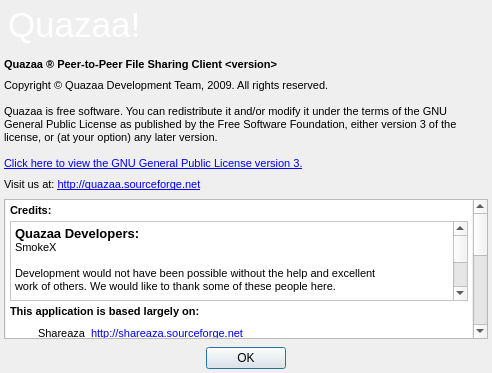
This is trunk/dialogabout.ui in c3c/quazaa as Qt 5 draws it before an edit. The edited form follows.
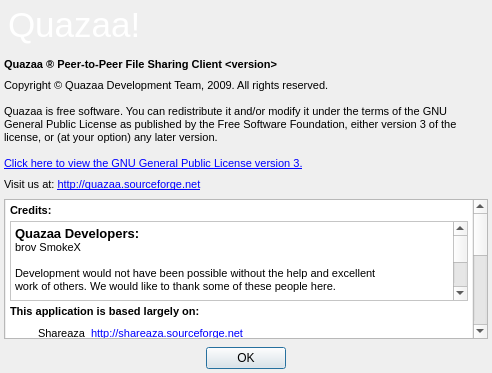
This is the edited form. Icons and pictures are not drawn.

Commit message: Updated about dialog to reference new team members and send a personal message to Will Erwin. Changed GUID variable in settings to a QUuid. WinMain now opens most dialogs that MainWindow did.

```diff
--- a/trunk/dialogabout.ui
+++ b/trunk/dialogabout.ui
@@ -171,7 +171,7 @@
          <rect>
           <x>0</x>
           <y>0</y>
-          <width>465</width>
+          <width>466</width>
           <height>387</height>
          </rect>
         </property>
@@ -660,7 +660,7 @@
 p, li { white-space: pre-wrap; }
 &lt;/style&gt;&lt;/head&gt;&lt;body style=&quot; font-family:'MS Shell Dlg 2'; font-size:8.25pt; font-weight:400; font-style:normal;&quot;&gt;
 &lt;p style=&quot; margin-top:0px; margin-bottom:0px; margin-left:0px; margin-right:0px; -qt-block-indent:0; text-indent:0px;&quot;&gt;&lt;span style=&quot; font-size:10pt; font-weight:600;&quot;&gt;Quazaa Developers:&lt;/span&gt;&lt;/p&gt;
-&lt;p style=&quot; margin-top:0px; margin-bottom:0px; margin-left:0px; margin-right:0px; -qt-block-indent:0; text-indent:0px;&quot;&gt;&lt;span style=&quot; font-size:8pt;&quot;&gt;SmokeX&lt;/span&gt;&lt;/p&gt;
+&lt;p style=&quot; margin-top:0px; margin-bottom:0px; margin-left:0px; margin-right:0px; -qt-block-indent:0; text-indent:0px;&quot;&gt;&lt;span style=&quot; font-size:8pt;&quot;&gt;brov SmokeX&lt;/span&gt;&lt;/p&gt;
 &lt;p style=&quot;-qt-paragraph-type:empty; margin-top:0px; margin-bottom:0px; margin-left:0px; margin-right:0px; -qt-block-indent:0; text-indent:0px; font-size:8pt;&quot;&gt;&lt;/p&gt;
 &lt;p style=&quot; margin-top:0px; margin-bottom:0px; margin-left:0px; margin-right:0px; -qt-block-indent:0; text-indent:0px;&quot;&gt;&lt;span style=&quot; font-size:8pt;&quot;&gt;Development would not have been possible without the help and excellent &lt;/span&gt;&lt;/p&gt;
 &lt;p style=&quot; margin-top:0px; margin-bottom:0px; margin-left:0px; margin-right:0px; -qt-block-indent:0; text-indent:0px;&quot;&gt;&lt;span style=&quot; font-size:8pt;&quot;&gt;work of others. We would like to thank some of these people here.&lt;/span&gt;&lt;/p&gt;
@@ -673,18 +673,16 @@
 &lt;p style=&quot; margin-top:0px; margin-bottom:0px; margin-left:0px; margin-right:0px; -qt-block-indent:0; text-indent:0px;&quot;&gt;&lt;span style=&quot; font-size:8pt;&quot;&gt;Based on the Shareaza logo by Kid at &lt;/span&gt;&lt;a href=&quot;http://www.pakkeimak.com&quot;&gt;&lt;span style=&quot; font-size:8pt; text-decoration: underline; color:#0000ff;&quot;&gt;http://www.pakkeimak.com&lt;/span&gt;&lt;/a&gt;&lt;/p&gt;
 &lt;p style=&quot;-qt-paragraph-type:empty; margin-top:0px; margin-bottom:0px; margin-left:0px; margin-right:0px; -qt-block-indent:0; text-indent:0px; font-size:8pt;&quot;&gt;&lt;/p&gt;
 &lt;p style=&quot; margin-top:0px; margin-bottom:0px; margin-left:0px; margin-right:0px; -qt-block-indent:0; text-indent:0px;&quot;&gt;&lt;span style=&quot; font-size:10pt; font-weight:600;&quot;&gt;Quazaa Concept and Design&lt;/span&gt;&lt;/p&gt;
-&lt;p style=&quot; margin-top:0px; margin-bottom:0px; margin-left:0px; margin-right:0px; -qt-block-indent:0; text-indent:0px;&quot;&gt;&lt;span style=&quot; font-size:8pt;&quot;&gt;Old Death&lt;/span&gt;&lt;/p&gt;
-&lt;p style=&quot; margin-top:0px; margin-bottom:0px; margin-left:0px; margin-right:0px; -qt-block-indent:0; text-indent:0px;&quot;&gt;&lt;span style=&quot; font-size:8pt;&quot;&gt;Cyko&lt;/span&gt;&lt;/p&gt;
-&lt;p style=&quot; margin-top:0px; margin-bottom:0px; margin-left:0px; margin-right:0px; -qt-block-indent:0; text-indent:0px;&quot;&gt;&lt;span style=&quot; font-size:8pt;&quot;&gt;Rolandas&lt;/span&gt;&lt;/p&gt;
+&lt;p style=&quot; margin-top:0px; margin-bottom:0px; margin-left:0px; margin-right:0px; -qt-block-indent:0; text-indent:0px;&quot;&gt;&lt;span style=&quot; font-size:8pt;&quot;&gt;Cyko, Old Death, Rolandas&lt;/span&gt;&lt;/p&gt;
 &lt;p style=&quot;-qt-paragraph-type:empty; margin-top:0px; margin-bottom:0px; margin-left:0px; margin-right:0px; -qt-block-indent:0; text-indent:0px; font-size:8pt;&quot;&gt;&lt;/p&gt;
 &lt;p style=&quot; margin-top:0px; margin-bottom:0px; margin-left:0px; margin-right:0px; -qt-block-indent:0; text-indent:0px;&quot;&gt;&lt;span style=&quot; font-size:10pt; font-weight:600;&quot;&gt;Quazaa Language Translators&lt;/span&gt;&lt;/p&gt;
 &lt;p style=&quot; margin-top:0px; margin-bottom:0px; margin-left:0px; margin-right:0px; -qt-block-indent:0; text-indent:0px;&quot;&gt;&lt;span style=&quot; font-size:8pt;&quot;&gt;Oce&lt;/span&gt;&lt;/p&gt;
 &lt;p style=&quot;-qt-paragraph-type:empty; margin-top:0px; margin-bottom:0px; margin-left:0px; margin-right:0px; -qt-block-indent:0; text-indent:0px; font-size:8pt;&quot;&gt;&lt;/p&gt;
 &lt;p style=&quot; margin-top:0px; margin-bottom:0px; margin-left:0px; margin-right:0px; -qt-block-indent:0; text-indent:0px;&quot;&gt;&lt;span style=&quot; font-size:10pt; font-weight:600;&quot;&gt;Quazaa Website&lt;/span&gt;&lt;/p&gt;
-&lt;p style=&quot; margin-top:0px; margin-bottom:0px; margin-left:0px; margin-right:0px; -qt-block-indent:0; text-indent:0px;&quot;&gt;&lt;span style=&quot; font-size:8pt;&quot;&gt;Cyko&lt;/span&gt;&lt;/p&gt;
+&lt;p style=&quot; margin-top:0px; margin-bottom:0px; margin-left:0px; margin-right:0px; -qt-block-indent:0; text-indent:0px;&quot;&gt;&lt;span style=&quot; font-size:10pt;&quot;&gt;ce3c, &lt;/span&gt;&lt;span style=&quot; font-size:8pt;&quot;&gt;Cyko&lt;/span&gt;&lt;/p&gt;
 &lt;p style=&quot;-qt-paragraph-type:empty; margin-top:0px; margin-bottom:0px; margin-left:0px; margin-right:0px; -qt-block-indent:0; text-indent:0px; font-size:8pt;&quot;&gt;&lt;/p&gt;
 &lt;p style=&quot; margin-top:0px; margin-bottom:0px; margin-left:0px; margin-right:0px; -qt-block-indent:0; text-indent:0px;&quot;&gt;&lt;span style=&quot; font-size:10pt; font-weight:600;&quot;&gt;Quazaa Wiki&lt;/span&gt;&lt;/p&gt;
-&lt;p style=&quot; margin-top:0px; margin-bottom:0px; margin-left:0px; margin-right:0px; -qt-block-indent:0; text-indent:0px;&quot;&gt;&lt;span style=&quot; font-size:8pt;&quot;&gt;Wiki Creators&lt;/span&gt;&lt;/p&gt;
+&lt;p style=&quot; margin-top:0px; margin-bottom:0px; margin-left:0px; margin-right:0px; -qt-block-indent:0; text-indent:0px;&quot;&gt;&lt;span style=&quot; font-size:8pt;&quot;&gt;Cyko, Oce, Old Death&lt;/span&gt;&lt;/p&gt;
 &lt;p style=&quot;-qt-paragraph-type:empty; margin-top:0px; margin-bottom:0px; margin-left:0px; margin-right:0px; -qt-block-indent:0; text-indent:0px; font-size:8pt;&quot;&gt;&lt;/p&gt;
 &lt;p style=&quot; margin-top:0px; margin-bottom:0px; margin-left:0px; margin-right:0px; -qt-block-indent:0; text-indent:0px;&quot;&gt;&lt;span style=&quot; font-size:10pt; font-weight:600;&quot;&gt;Quazaa Chat Server Hosting&lt;/span&gt;&lt;/p&gt;
 &lt;p style=&quot; margin-top:0px; margin-bottom:0px; margin-left:0px; margin-right:0px; -qt-block-indent:0; text-indent:0px;&quot;&gt;&lt;a href=&quot;http://www.p2pchat.net&quot;&gt;&lt;span style=&quot; font-size:8pt; text-decoration: underline; color:#0000ff;&quot;&gt;http://www.p2pchat.net&lt;/span&gt;&lt;/a&gt;&lt;/p&gt;
@@ -695,13 +693,15 @@
 &lt;p style=&quot; margin-top:0px; margin-bottom:0px; margin-left:0px; margin-right:0px; -qt-block-indent:0; text-indent:0px;&quot;&gt;&lt;span style=&quot; font-size:8pt;&quot;&gt;We give special thanks to the Forum Moderators and Chatroom Operators:&lt;/span&gt;&lt;/p&gt;
 &lt;p style=&quot;-qt-paragraph-type:empty; margin-top:0px; margin-bottom:0px; margin-left:0px; margin-right:0px; -qt-block-indent:0; text-indent:0px; font-size:8pt;&quot;&gt;&lt;/p&gt;
 &lt;p style=&quot; margin-top:0px; margin-bottom:0px; margin-left:0px; margin-right:0px; -qt-block-indent:0; text-indent:0px;&quot;&gt;&lt;span style=&quot; font-size:10pt; font-weight:600;&quot;&gt;Forum Moderators&lt;/span&gt;&lt;/p&gt;
-&lt;p style=&quot; margin-top:0px; margin-bottom:0px; margin-left:0px; margin-right:0px; -qt-block-indent:0; text-indent:0px;&quot;&gt;&lt;span style=&quot; font-size:8pt;&quot;&gt;Kath: Quazaa forum superadmin.&lt;/span&gt;&lt;/p&gt;
+&lt;p style=&quot; margin-top:0px; margin-bottom:0px; margin-left:0px; margin-right:0px; -qt-block-indent:0; text-indent:0px;&quot;&gt;&lt;span style=&quot; font-size:8pt;&quot;&gt;Quazaa forum superadmins: ce3c, Cyko, Kath, Old death&lt;/span&gt;&lt;/p&gt;
 &lt;p style=&quot;-qt-paragraph-type:empty; margin-top:0px; margin-bottom:0px; margin-left:0px; margin-right:0px; -qt-block-indent:0; text-indent:0px; font-size:8pt;&quot;&gt;&lt;/p&gt;
 &lt;p style=&quot; margin-top:0px; margin-bottom:0px; margin-left:0px; margin-right:0px; -qt-block-indent:0; text-indent:0px;&quot;&gt;&lt;span style=&quot; font-size:10pt; font-weight:600;&quot;&gt;Quazaa Chat Operators&lt;/span&gt;&lt;/p&gt;
-&lt;p style=&quot; margin-top:0px; margin-bottom:0px; margin-left:0px; margin-right:0px; -qt-block-indent:0; text-indent:0px;&quot;&gt;&lt;span style=&quot; font-size:8pt;&quot;&gt;Chat Operators&lt;/span&gt;&lt;/p&gt;
+&lt;p style=&quot; margin-top:0px; margin-bottom:0px; margin-left:0px; margin-right:0px; -qt-block-indent:0; text-indent:0px;&quot;&gt;&lt;span style=&quot; font-size:8pt;&quot;&gt;Kath: Quazaa Super Operator&lt;/span&gt;&lt;/p&gt;
 &lt;p style=&quot;-qt-paragraph-type:empty; margin-top:0px; margin-bottom:0px; margin-left:0px; margin-right:0px; -qt-block-indent:0; text-indent:0px; font-size:8pt;&quot;&gt;&lt;/p&gt;
 &lt;p style=&quot; margin-top:0px; margin-bottom:0px; margin-left:0px; margin-right:0px; -qt-block-indent:0; text-indent:0px;&quot;&gt;&lt;span style=&quot; font-size:10pt; font-weight:600;&quot;&gt;The Shareaza Development Team&lt;/span&gt;&lt;/p&gt;
-&lt;p style=&quot; margin-top:0px; margin-bottom:0px; margin-left:0px; margin-right:0px; -qt-block-indent:0; text-indent:0px;&quot;&gt;&lt;span style=&quot; font-size:8pt;&quot;&gt;Shareaza Developers&lt;/span&gt;&lt;/p&gt;&lt;/body&gt;&lt;/html&gt;</string>
+&lt;p style=&quot; margin-top:0px; margin-bottom:0px; margin-left:0px; margin-right:0px; -qt-block-indent:0; text-indent:0px;&quot;&gt;&lt;span style=&quot; font-size:8pt;&quot;&gt;ale5000, Cyko_01, dcat, ivan386, Rolandas, Ryo-oh-ki, SkinVista, WildCard, _peer_, _slv_, a178235, brov, ceejay.dk, coolg1026, Cyberbob, DWKnight, Eperales, Frontier, FrYGuY, heavy_baby, Higgy, kevogod, kobayan, ogg123, jlh, jonatkins, micro, Mosteo, Paul Bludov, Rayner, roo_koo_too, Stealth, SteventB, tcwinkler, ten9, Thesage, TUW, Wai, zero9999, Zone-MR, Zootella&lt;/span&gt;&lt;/p&gt;
+&lt;p style=&quot;-qt-paragraph-type:empty; margin-top:0px; margin-bottom:0px; margin-left:0px; margin-right:0px; -qt-block-indent:0; text-indent:0px; font-size:8pt;&quot;&gt;&lt;/p&gt;
+&lt;p style=&quot; margin-top:0px; margin-bottom:0px; margin-left:0px; margin-right:0px; -qt-block-indent:0; text-indent:0px;&quot;&gt;&lt;span style=&quot; font-size:8pt;&quot;&gt;Oh, and f*c* Will Erwin a.k.a. rhythmz or werwin.&lt;/span&gt;&lt;/p&gt;&lt;/body&gt;&lt;/html&gt;</string>
               </property>
               <property name="openExternalLinks">
                <bool>false</bool>
```
Left out of the diff: 22 changed lines with no effect on the pictures. The commit also changes 8 other files.
